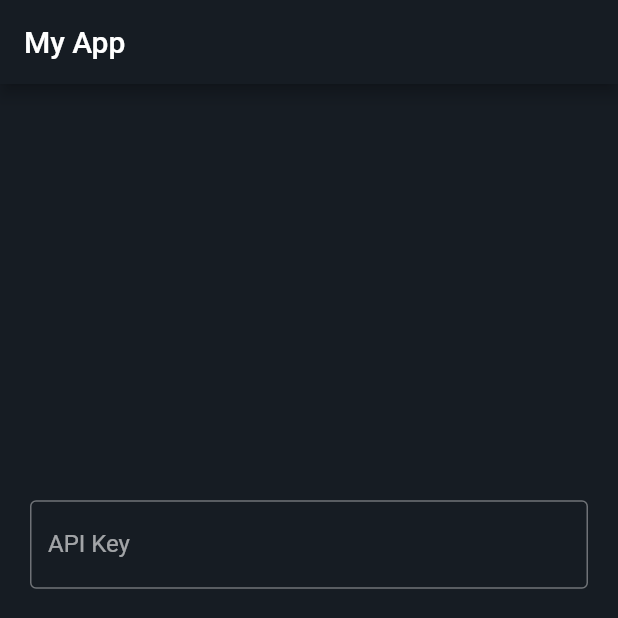
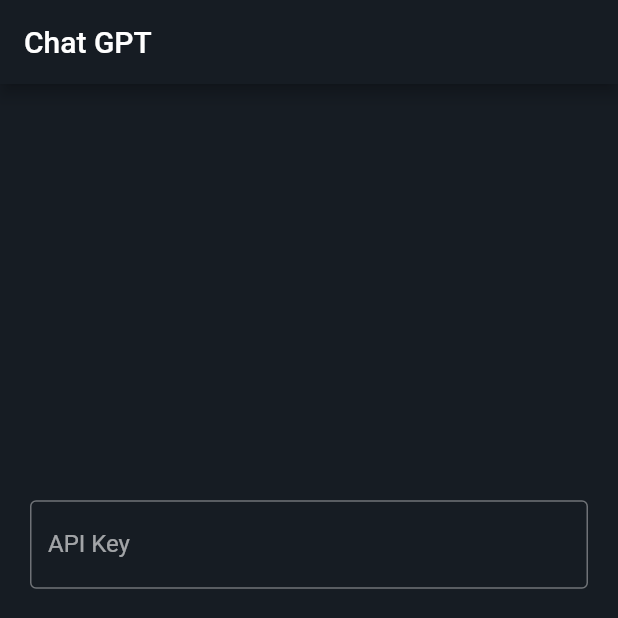
Before and after one commit to delaschwein/Flutter-ChatGPT, a Flutter app: the screen it shows after launch, swiped to page 2, on a phone screen of 412 x 824 dp, the top half of it. Run offline on Flutter 3.47's test engine with Material 2 defaults, Android fonts, the phone set to English and light mode, and no system bars; our stand-ins replace shared_preferences, sqflite; accounts and stored records are empty.

Commit message:
name change

```diff
--- a/lib/main.dart
+++ b/lib/main.dart
@@ -90,7 +90,7 @@ class MyHomePageState extends State<MyHomePage> {
 
     return Scaffold(
         appBar: AppBar(
-          title: const Text('My App'),
+          title: const Text('Chat GPT'),
           backgroundColor: const Color(0xff161c23),
         ),
         body: PageView(
```
